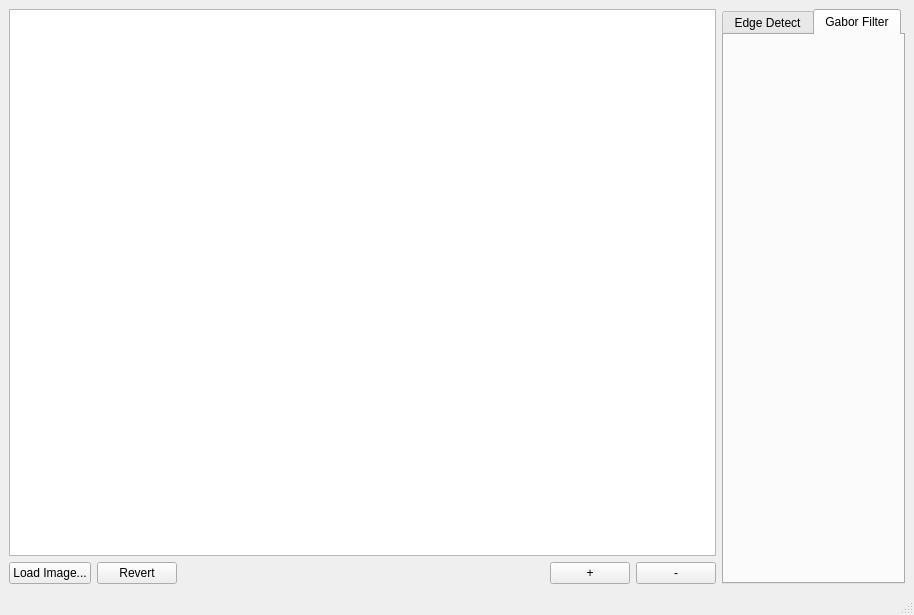
Qt form MainWindow.ui (jaso-r/CVTests) before a commit.
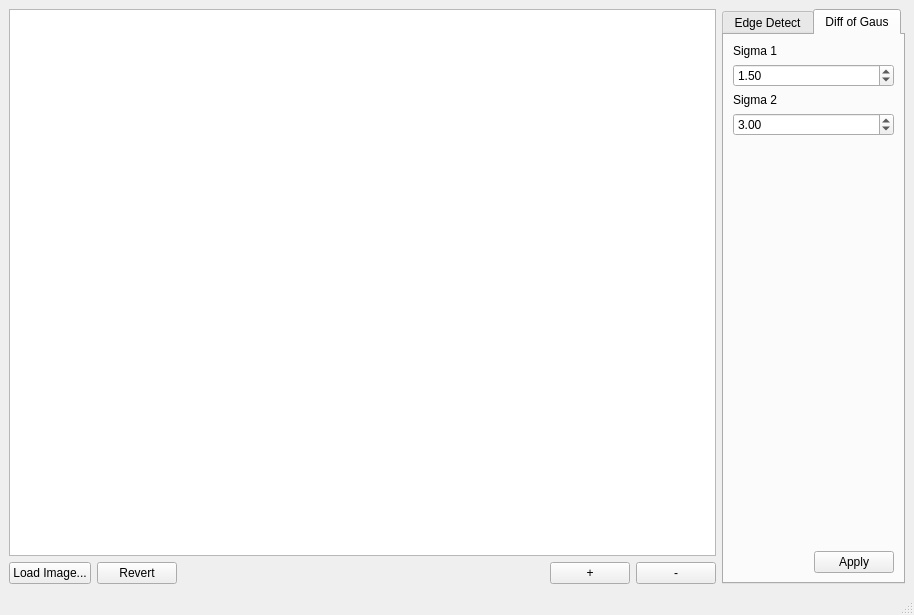
The same form after that commit. The open tabs and pages were chosen to show the change.

```diff
--- a/MainWindow.ui
+++ b/MainWindow.ui
@@ -157,8 +157,97 @@
             </widget>
             <widget class="QWidget" name="gaborFilter">
              <attribute name="title">
-              <string>Gabor Filter</string>
+              <string>Diff of Gaus</string>
              </attribute>
+             <layout class="QGridLayout" name="gridLayout_3">
+              <item row="0" column="0">
+               <layout class="QVBoxLayout" name="verticalLayout_2">
+                <item>
+                 <widget class="QLabel" name="label_2">
+                  <property name="text">
+                   <string>Sigma 1</string>
+                  </property>
+                 </widget>
+                </item>
+                <item>
+                 <widget class="QDoubleSpinBox" name="sigma1SpinBox">
+                  <property name="minimum">
+                   <double>0.100000000000000</double>
+                  </property>
+                  <property name="maximum">
+                   <double>75.000000000000000</double>
+                  </property>
+                  <property name="singleStep">
+                   <double>0.100000000000000</double>
+                  </property>
+                  <property name="value">
+                   <double>1.500000000000000</double>
+                  </property>
+                 </widget>
+                </item>
+                <item>
+                 <widget class="QLabel" name="label_3">
+                  <property name="text">
+                   <string>Sigma 2</string>
+                  </property>
+                 </widget>
+                </item>
+                <item>
+                 <widget class="QDoubleSpinBox" name="sigma2SpinBox">
+                  <property name="minimum">
+                   <double>0.100000000000000</double>
+                  </property>
+                  <property name="maximum">
+                   <double>75.000000000000000</double>
+                  </property>
+                  <property name="singleStep">
+                   <double>0.100000000000000</double>
+                  </property>
+                  <property name="value">
+                   <double>3.000000000000000</double>
+                  </property>
+                 </widget>
+                </item>
+                <item>
+                 <spacer name="verticalSpacer_2">
+                  <property name="orientation">
+                   <enum>Qt::Vertical</enum>
+                  </property>
+                  <property name="sizeHint" stdset="0">
+                   <size>
+                    <width>20</width>
+                    <height>40</height>
+                   </size>
+                  </property>
+                 </spacer>
+                </item>
+                <item>
+                 <layout class="QHBoxLayout" name="horizontalLayout_7">
+                  <item>
+                   <spacer name="horizontalSpacer_3">
+                    <property name="orientation">
+                     <enum>Qt::Horizontal</enum>
+                    </property>
+                    <property name="sizeHint" stdset="0">
+                     <size>
+                      <width>40</width>
+                      <height>20</height>
+                     </size>
+                    </property>
+                   </spacer>
+                  </item>
+                  <item>
+                   <widget class="QPushButton" name="blobDetectApplyButton">
+                    <property name="text">
+                     <string>Apply</string>
+                    </property>
+                   </widget>
+                  </item>
+                 </layout>
+                </item>
+               </layout>
+              </item>
+             </layout>
             </widget>
            </widget>
           </item>
```
Left out of the diff: 70 changed lines with no effect on the pictures.
